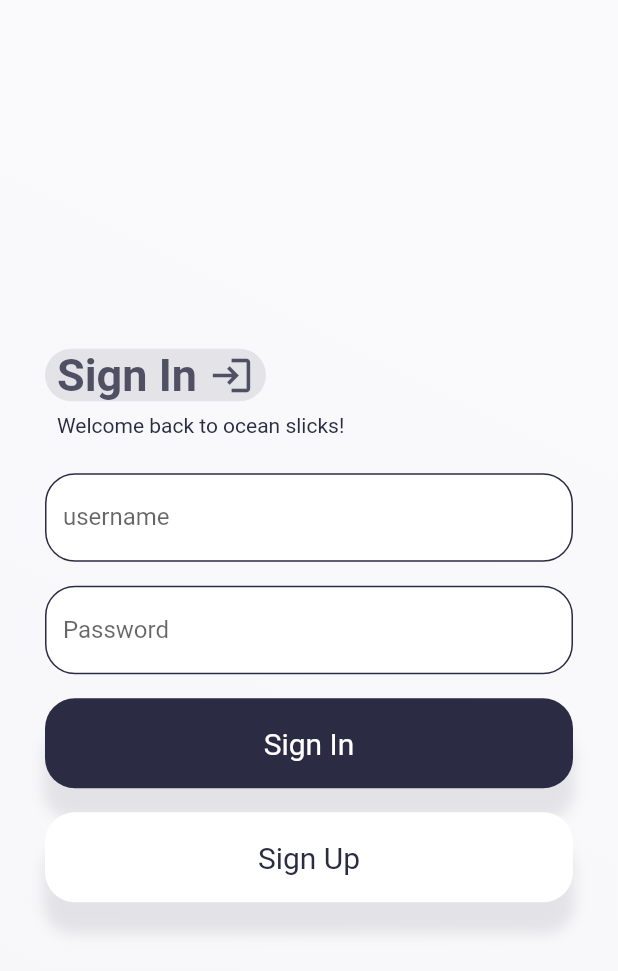
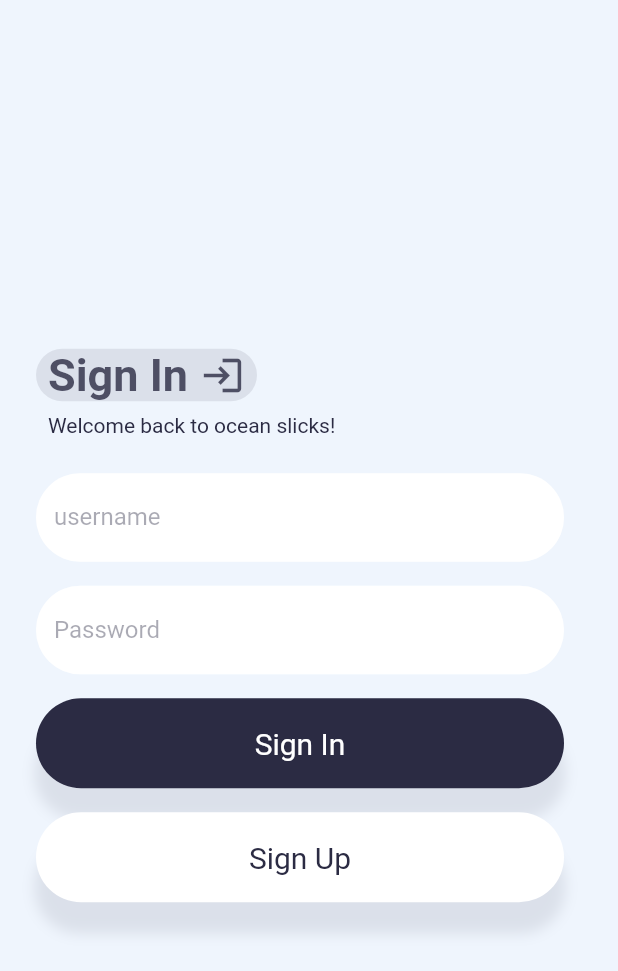
Before and after one commit to wonderpops/ocean_slicks, a Flutter app: the screen it shows after launch, on a phone screen of 412 x 824 dp. Shown: the top 971 px of the screen. Run offline on Flutter 3.47's test engine with Material 2 defaults, Android fonts, the phone set to English and light mode, and no system bars; our stand-ins replace camera, flutter_compass, flutter_secure_storage, geolocator, get, salomon_bottom_bar and 2 more; missing offline and left inert: universe; network calls fail.

Commit message:
Rework auth logic and screens, Flutter 3.0 migrate

```diff
--- a/lib/constants/colors.dart
+++ b/lib/constants/colors.dart
@@ -1,7 +1,8 @@
 import 'package:flutter/material.dart';
 
 const Color secondary_color = Color.fromARGB(255, 221, 227, 241);
-const Color gray_color = Color.fromARGB(255, 247, 247, 249);
+const Color gray_color = Color.fromARGB(255, 239, 245, 253);
 const Color light_color = Color.fromARGB(255, 250, 250, 252);
 const Color accent_color = Colors.teal;
+const Color red_color = Color.fromARGB(255, 255, 90, 126);
 const Color dark_color = Color.fromARGB(255, 43, 43, 67);
--- a/lib/widgets/add_post_screen/add_post_screen.dart
+++ b/lib/widgets/add_post_screen/add_post_screen.dart
@@ -725,6 +725,8 @@ class _AddPostButton extends StatelessWidget {
             child: InkWell(
               onTap: () {
                 // TODO send post here
+                AddPostController ap_ctrl = Get.find();
+                print(ap_ctrl.photos.toString());
               },
               splashColor: accent_color.withOpacity(.1),
               hoverColor: accent_color.withOpacity(.1),
--- a/lib/widgets/auth/login_screen.dart
+++ /dev/null
@@ -1,111 +0,0 @@
-import 'dart:io';
-
-import 'package:flutter/material.dart';
-import 'package:flutter/services.dart';
-import 'package:get/get.dart';
-import 'package:ocean_slicks/controllers/auth_controller.dart';
-import 'package:ocean_slicks/widgets/auth/sign_in_widget.dart';
-import 'package:ocean_slicks/widgets/auth/sign_up_widget.dart';
-import 'package:ocean_slicks/widgets/main_menu/main_menu.dart';
-
-import '../../constants/colors.dart';
-
-class LoginScreenWidget extends StatefulWidget {
-  LoginScreenWidget({Key? key}) : super(key: key);
-
-  final username_ctrl = TextEditingController();
-  final password_ctrl = TextEditingController();
-  final repeat_password_ctrl = TextEditingController();
-
-  @override
-  State<LoginScreenWidget> createState() => _LoginScreenWidgetState();
-}
-
-class _LoginScreenWidgetState extends State<LoginScreenWidget> {
-  bool is_sign_up_clicked = false;
-
-  Future<bool> onSignInClick(String username, String password) async {
-    AuthController auth_ctrl = Get.find();
-    //* Auth logic here
-    auth_ctrl.isAuthInProcess = true;
-    setState(() {});
-
-    bool auth = await auth_ctrl.auth(username, password);
-
-    auth_ctrl.isAuthInProcess = false;
-    setState(() {});
-    return auth;
-  }
-
-  Future<bool> onSignUp(
-      String username, String password, String repeat_password) async {
-    //* SignUp logic here
-    AuthController auth_ctrl = Get.find();
-    bool auth;
-
-    auth_ctrl.isSignUpInProcess = true;
-    setState(() {});
-    if (password == repeat_password) {
-      auth = await auth_ctrl.sign_up(username, password);
-    } else {
-      auth = false;
-    }
-    auth_ctrl.isSignUpInProcess = false;
-    setState(() {});
-    return auth;
-  }
-
-  void onSignUpClick() {
-    is_sign_up_clicked = true;
-    setState(() {});
-  }
-
-  void signUpComplete() {
-    is_sign_up_clicked = false;
-    setState(() {});
-  }
-
-  @override
-  Widget build(BuildContext context) {
-    return Scaffold(
-      body: Container(
-        decoration: const BoxDecoration(
-            gradient: LinearGradient(
-          begin: Alignment.topRight,
-          end: Alignment.bottomLeft,
-          colors: [
-            light_color,
-            gray_color,
-          ],
-        )),
-        child: Center(
-          child: SingleChildScrollView(
-            child: Column(
-              children: [
-                Visibility(
-                  visible: !is_sign_up_clicked,
-                  child: SignInWidget(
-                    username_ctrl: widget.username_ctrl,
-                    password_ctrl: widget.password_ctrl,
-                    onSignInClick: onSignInClick,
-                    onSignUpClick: onSignUpClick,
-                  ),
-                ),
-                Visibility(
-                  visible: is_sign_up_clicked,
-                  child: SignUpWidget(
-                    username_ctrl: widget.username_ctrl,
-                    password_ctrl: widget.password_ctrl,
-                    repeat_password_ctrl: widget.repeat_password_ctrl,
-                    on_sign_up: onSignUp,
-                    sign_up_complete: signUpComplete,
-                  ),
-                )
-              ],
-            ),
-          ),
-        ),
-      ),
-    );
-  }
-}
--- a/lib/widgets/auth/sign_in_widget.dart
+++ b/lib/widgets/auth/sign_in_widget.dart
@@ -2,26 +2,23 @@ import 'package:flutter/material.dart';
 import 'package:get/get.dart';
 import 'package:ocean_slicks/constants/colors.dart';
 import 'package:ocean_slicks/controllers/auth_controller.dart';
+import 'package:ocean_slicks/widgets/auth/sign_up_widget.dart';
 import 'package:ocean_slicks/widgets/main_menu/main_menu.dart';
 
 class SignInWidget extends StatelessWidget {
-  SignInWidget(
-      {Key? key,
-      required this.username_ctrl,
-      required this.password_ctrl,
-      required this.onSignInClick,
-      required this.onSignUpClick})
-      : super(key: key);
-  final Future<bool> Function(String, String) onSignInClick;
-  final Function() onSignUpClick;
+  SignInWidget({
+    Key? key,
+  }) : super(key: key);
 
-  TextEditingController username_ctrl;
-  TextEditingController password_ctrl;
+  TextEditingController username_ctrl = TextEditingController();
+  TextEditingController password_ctrl = TextEditingController();
 
   @override
   Widget build(BuildContext context) {
     AuthController auth_ctrl = Get.find();
-    return Container(
+    return Scaffold(
+      backgroundColor: gray_color,
+      body: Container(
         constraints: const BoxConstraints(maxWidth: 400),
         padding: const EdgeInsets.all(24),
         child: Column(
@@ -75,7 +72,7 @@ class SignInWidget extends StatelessWidget {
                 Container(
                   decoration: BoxDecoration(
                       color: Colors.white,
-                    borderRadius: BorderRadius.circular(20)),
+                      borderRadius: BorderRadius.circular(30)),
                   child: TextField(
                     readOnly: auth_ctrl.isAuthInProcess,
                     autofillHints: const [
@@ -87,15 +84,16 @@ class SignInWidget extends StatelessWidget {
                     style: const TextStyle(color: dark_color),
                     decoration: InputDecoration(
                       fillColor: Colors.white,
-                    focusColor: Colors.white,
-                    labelStyle: TextStyle(color: Colors.black.withOpacity(.6)),
-                    hintStyle: TextStyle(color: dark_color.withOpacity(.4)),
+                      labelStyle: TextStyle(color: dark_color.withOpacity(.4)),
+                      hintStyle: TextStyle(color: dark_color.withOpacity(.2)),
                       enabledBorder: OutlineInputBorder(
-                        borderRadius: BorderRadius.circular(20.0),
-                        borderSide: const BorderSide(color: dark_color)),
+                          borderRadius: BorderRadius.circular(30.0),
+                          borderSide:
+                              BorderSide(color: Colors.white.withOpacity(.4))),
                       focusedBorder: OutlineInputBorder(
-                      borderRadius: BorderRadius.circular(20.0),
-                      borderSide: const BorderSide(color: dark_color),
+                        borderRadius: BorderRadius.circular(30.0),
+                        borderSide:
+                            BorderSide(color: dark_color.withOpacity(.4)),
                       ),
                       labelText: 'username',
                       hintText: 'my_username',
@@ -108,8 +106,11 @@ class SignInWidget extends StatelessWidget {
                 Container(
                   decoration: BoxDecoration(
                       color: Colors.white,
-                    borderRadius: BorderRadius.circular(20)),
+                      borderRadius: BorderRadius.circular(30)),
                   child: TextField(
+                    onChanged: (text) {
+                      print('First text field: $text');
+                    },
                     readOnly: auth_ctrl.isAuthInProcess,
                     autofillHints: const [AutofillHints.password],
                     keyboardType: TextInputType.text,
@@ -117,15 +118,17 @@ class SignInWidget extends StatelessWidget {
                     obscureText: true,
                     style: const TextStyle(color: dark_color),
                     decoration: InputDecoration(
-                    labelStyle: TextStyle(color: Colors.black.withOpacity(.6)),
-                    hintStyle: TextStyle(color: dark_color.withOpacity(.4)),
                       fillColor: Colors.white,
+                      labelStyle: TextStyle(color: dark_color.withOpacity(.4)),
+                      hintStyle: TextStyle(color: dark_color.withOpacity(.2)),
                       enabledBorder: OutlineInputBorder(
-                        borderRadius: BorderRadius.circular(20.0),
-                        borderSide: const BorderSide(color: dark_color)),
+                          borderRadius: BorderRadius.circular(30.0),
+                          borderSide:
+                              BorderSide(color: Colors.white.withOpacity(.4))),
                       focusedBorder: OutlineInputBorder(
-                      borderRadius: BorderRadius.circular(20.0),
-                      borderSide: const BorderSide(color: dark_color),
+                        borderRadius: BorderRadius.circular(30.0),
+                        borderSide:
+                            BorderSide(color: dark_color.withOpacity(.4)),
                       ),
                       counterStyle: const TextStyle(color: dark_color),
                       labelText: 'Password',
@@ -141,32 +144,47 @@ class SignInWidget extends StatelessWidget {
             ),
             // const _errorMessageWidget(),
             _AuthButtonWidget(
-            onSignInClick: onSignInClick,
-            username: username_ctrl.text,
-            password: password_ctrl.text,
+              username: username_ctrl,
+              password: password_ctrl,
             ),
             const SizedBox(
               height: 16,
             ),
-          _SignUpButtonWidget(
-            onSignUpClick: onSignUpClick,
+            _SignUpButtonWidget(),
+          ],
         ),
-        ],
       ),
     );
   }
 }
 
-class _AuthButtonWidget extends StatelessWidget {
-  _AuthButtonWidget(
-      {Key? key,
-      required this.onSignInClick,
-      required this.username,
-      required this.password})
+class _AuthButtonWidget extends StatefulWidget {
+  _AuthButtonWidget({Key? key, required this.username, required this.password})
       : super(key: key);
-  final Future<bool> Function(String, String) onSignInClick;
-  String username;
-  String password;
+  TextEditingController username;
+  TextEditingController password;
+
+  @override
+  State<_AuthButtonWidget> createState() => _AuthButtonWidgetState();
+}
+
+class _AuthButtonWidgetState extends State<_AuthButtonWidget> {
+  Future<bool> onSignInClick(String username, String password) async {
+    AuthController auth_ctrl = Get.find();
+    //* Auth logic here
+    auth_ctrl.isAuthInProcess = true;
+    setState(() {});
+
+    Map response =
+        await auth_ctrl.signIn(username: username, password: password);
+
+    bool isAuth = response.containsKey('error') ? false : true;
+
+    auth_ctrl.isAuthInProcess = false;
+    setState(() {});
+    print(await auth_ctrl.access_token);
+    return isAuth;
+  }
 
   @override
   Widget build(BuildContext context) {
@@ -178,7 +196,7 @@ class _AuthButtonWidget extends StatelessWidget {
         children: [
           Container(
               decoration: BoxDecoration(
-                  borderRadius: BorderRadius.circular(20),
+                  borderRadius: BorderRadius.circular(30),
                   color: dark_color,
                   boxShadow: [
                     BoxShadow(
@@ -205,7 +223,10 @@ class _AuthButtonWidget extends StatelessWidget {
               visible: !auth_ctrl.isAuthInProcess,
               child: InkWell(
                 onTap: () async {
-                  bool auth = await onSignInClick(username, password);
+                  print(widget.username.text);
+                  print(widget.password.text);
+                  bool auth = await onSignInClick(
+                      widget.username.text, widget.password.text);
                   print(auth);
                   if (auth) {
                     Navigator.of(context).pushReplacement(
@@ -214,6 +235,10 @@ class _AuthButtonWidget extends StatelessWidget {
                             const MainMenuWidget(),
                       ),
                     );
+                  } else {
+                    ScaffoldMessenger.of(context).showSnackBar(const SnackBar(
+                      content: Text("SignIn error"),
+                    ));
                   }
                 },
                 focusColor: dark_color.withOpacity(.1),
@@ -235,26 +260,10 @@ class _AuthButtonWidget extends StatelessWidget {
   }
 }
 
-class _errorMessageWidget extends StatelessWidget {
-  const _errorMessageWidget({Key? key}) : super(key: key);
-
-  @override
-  Widget build(BuildContext context) {
-    // if (errorMessage == null) return const SizedBox.shrink();
-    return Padding(
-      padding: const EdgeInsets.only(bottom: 16),
-      // child: Text(
-      //   errorMessage.toString(),
-      //   style: const TextStyle(color: Colors.redAccent),
-      // ),
-    );
-  }
-}
-
 class _SignUpButtonWidget extends StatelessWidget {
-  _SignUpButtonWidget({Key? key, required this.onSignUpClick})
-      : super(key: key);
-  final Function() onSignUpClick;
+  _SignUpButtonWidget({
+    Key? key,
+  }) : super(key: key);
 
   @override
   Widget build(BuildContext context) {
@@ -266,7 +275,7 @@ class _SignUpButtonWidget extends StatelessWidget {
         children: [
           Container(
               decoration: BoxDecoration(
-                  borderRadius: BorderRadius.circular(20),
+                  borderRadius: BorderRadius.circular(30),
                   color: Colors.white,
                   boxShadow: [
                     BoxShadow(
@@ -288,7 +297,11 @@ class _SignUpButtonWidget extends StatelessWidget {
               visible: !auth_ctrl.isAuthInProcess,
               child: InkWell(
                 onTap: () {
-                  onSignUpClick();
+                  Navigator.of(context).push(
+                    MaterialPageRoute<void>(
+                      builder: (BuildContext context) => SignUpWidget(),
+                    ),
+                  );
                 },
                 focusColor: dark_color.withOpacity(.2),
                 splashColor: dark_color.withOpacity(.4),
```
Also changed, not shown: lib/controllers/auth_controller.dart (+149 -7 lines), lib/main.dart (+7 -4 lines), lib/widgets/auth/sign_up_widget.dart (+125 -53 lines), lib/widgets/home_screen/home_screen.dart (+29 -4 lines), pubspec.yaml (+8 -7 lines), pubspec.lock. Lines whose indentation alone changed are shown as unchanged.
